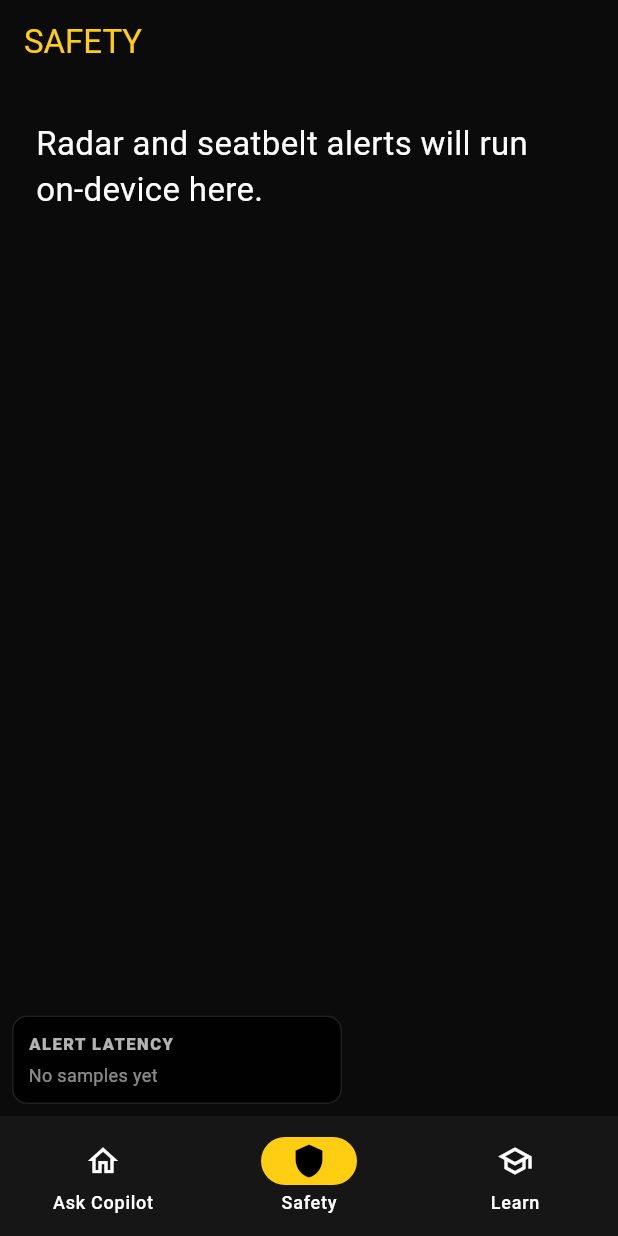
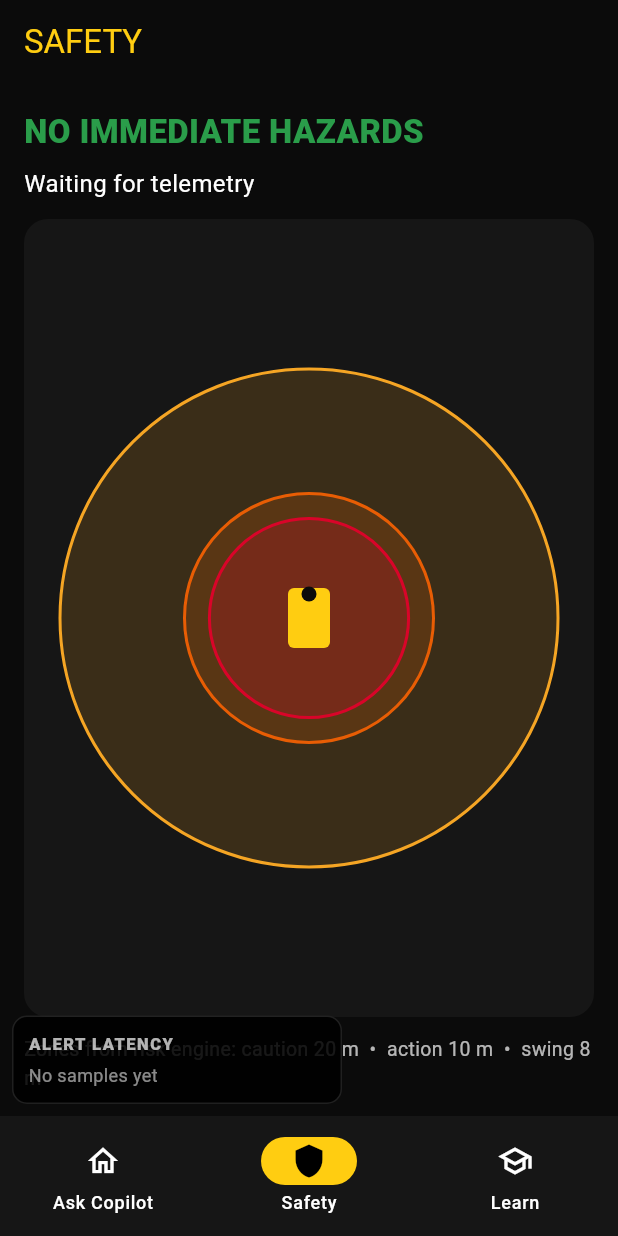
Before and after one commit to Quasar-025/caterpillar, a Flutter app: the screen it shows after launch, item 2 of the bottom bar chosen, on a phone screen of 412 x 824 dp. Run offline on Flutter 3.47's test engine with Material 3 defaults, Android fonts, the phone set to English and light mode, and no system bars; our stand-ins replace drift, flutter_riverpod, go_router; accounts and stored records are empty; generated files the repository leaves out were written again.

Commit message:
draw safety radar from risk state and telemetry
Paint caution, action, and swing rings from the risk engine zones and place the worker from telemetry only. The radar does not decide hazard levels.

```diff
--- /dev/null
+++ b/frontend/lib/features/radar/safety_radar.dart
@@ -0,0 +1,178 @@
+import 'dart:math' as math;
+
+import 'package:flutter/material.dart';
+
+import '../../core/alert_level.dart';
+import '../../core/theme.dart';
+import '../../safety/risk_state.dart';
+import '../../telemetry/swing_direction.dart';
+import '../../telemetry/tick.dart';
+
+/// Converts machine-relative polar coordinates to canvas pixels.
+///
+/// Bearing 0° is machine-forward (up on screen). Angles increase clockwise.
+Offset radarPolarToOffset({
+  required Offset center,
+  required double meters,
+  required double bearingDeg,
+  required double metersToPixels,
+}) {
+  final radians = bearingDeg * math.pi / 180;
+  return Offset(
+    center.dx + math.sin(radians) * meters * metersToPixels,
+    center.dy - math.cos(radians) * meters * metersToPixels,
+  );
+}
+
+double radarMetersToPixels(Size size, RiskZones zones) {
+  final maxMeters = math.max(zones.attentionRadiusM, 1);
+  final radius = math.min(size.width, size.height) / 2 - 24;
+  return radius / maxMeters;
+}
+
+/// Read-only 360° view of [RiskState] plus the latest telemetry tick.
+///
+/// Zone radii, colours and the operator action come from the risk engine.
+/// This widget never decides whether a situation is dangerous.
+class SafetyRadar extends StatelessWidget {
+  const SafetyRadar({super.key, required this.risk, required this.tick});
+
+  final RiskState risk;
+  final TelemetryTick? tick;
+
+  @override
+  Widget build(BuildContext context) {
+    return CustomPaint(
+      painter: SafetyRadarPainter(risk: risk, tick: tick),
+      child: const SizedBox.expand(),
+    );
+  }
+}
+
+class SafetyRadarPainter extends CustomPainter {
+  SafetyRadarPainter({required this.risk, required this.tick});
+
+  final RiskState risk;
+  final TelemetryTick? tick;
+
+  @override
+  void paint(Canvas canvas, Size size) {
+    final center = Offset(size.width / 2, size.height / 2);
+    final scale = radarMetersToPixels(size, risk.zones);
+
+    _drawZone(
+      canvas,
+      center,
+      risk.zones.attentionRadiusM * scale,
+      CatTheme.attention.withValues(alpha: 0.16),
+      CatTheme.attention,
+    );
+    _drawZone(
+      canvas,
+      center,
+      risk.zones.actionRadiusM * scale,
+      CatTheme.action.withValues(alpha: 0.18),
+      CatTheme.action,
+    );
+    _drawZone(
+      canvas,
+      center,
+      risk.zones.swingRadiusM * scale,
+      CatTheme.critical.withValues(alpha: 0.22),
+      CatTheme.critical,
+    );
+
+    _drawSwingArc(canvas, center, scale);
+    _drawMachine(canvas, center);
+    _drawWorker(canvas, center, scale);
+  }
+
+  void _drawZone(
+    Canvas canvas,
+    Offset center,
+    double radius,
+    Color fill,
+    Color stroke,
+  ) {
+    canvas.drawCircle(center, radius, Paint()..color = fill);
+    canvas.drawCircle(
+      center,
+      radius,
+      Paint()
+        ..color = stroke
+        ..style = PaintingStyle.stroke
+        ..strokeWidth = 2,
+    );
+  }
+
+  void _drawSwingArc(Canvas canvas, Offset center, double scale) {
+    final current = tick;
+    if (current == null || current.swingDir == SwingDirection.center) return;
+
+    final sweep = current.swingDir == SwingDirection.right
+        ? math.pi / 2
+        : -math.pi / 2;
+    final start = (current.swingAngle - 90) * math.pi / 180;
+    final rect = Rect.fromCircle(
+      center: center,
+      radius: risk.zones.swingRadiusM * scale,
+    );
+    canvas.drawArc(
+      rect,
+      start,
+      sweep,
+      true,
+      Paint()..color = CatTheme.yellow.withValues(alpha: 0.28),
+    );
+  }
+
+  void _drawMachine(Canvas canvas, Offset center) {
+    final body = RRect.fromRectAndRadius(
+      Rect.fromCenter(center: center, width: 28, height: 40),
+      const Radius.circular(4),
+    );
+    canvas.drawRRect(body, Paint()..color = CatTheme.yellow);
+    canvas.drawCircle(
+      center.translate(0, -16),
+      5,
+      Paint()..color = CatTheme.black,
+    );
+  }
+
+  void _drawWorker(Canvas canvas, Offset center, double scale) {
+    final current = tick;
+    if (current == null) return;
+    if (current.nearestPersonM > risk.zones.attentionRadiusM) return;
+
+    final point = radarPolarToOffset(
+      center: center,
+      meters: current.nearestPersonM,
+      bearingDeg: current.personBearingDeg,
+      metersToPixels: scale,
+    );
+    final color = risk.primaryHazard == HazardType.proximity
+        ? _colorFor(risk.level)
+        : Colors.white;
+    canvas.drawCircle(point, 7, Paint()..color = color);
+    canvas.drawCircle(
+      point,
+      7,
+      Paint()
+        ..color = Colors.white
+        ..style = PaintingStyle.stroke
+        ..strokeWidth = 2,
+    );
+  }
+
+  Color _colorFor(AlertLevel level) => switch (level) {
+    AlertLevel.info => Colors.white,
+    AlertLevel.attention => CatTheme.attention,
+    AlertLevel.action => CatTheme.action,
+    AlertLevel.critical => CatTheme.critical,
+  };
+
+  @override
+  bool shouldRepaint(covariant SafetyRadarPainter oldDelegate) {
+    return oldDelegate.risk != risk || oldDelegate.tick != tick;
+  }
+}
--- a/frontend/lib/features/safety/safety_screen.dart
+++ b/frontend/lib/features/safety/safety_screen.dart
@@ -1,17 +1,84 @@
 import 'package:flutter/material.dart';
+import 'package:flutter_riverpod/flutter_riverpod.dart';
 
-class SafetyScreen extends StatelessWidget {
+import '../../core/alert_level.dart';
+import '../../core/theme.dart';
+import '../../safety/risk_state.dart';
+import '../../safety/safety_providers.dart';
+import '../../telemetry/simulator_providers.dart';
+import '../radar/safety_radar.dart';
+
+class SafetyScreen extends ConsumerWidget {
   const SafetyScreen({super.key});
 
   @override
-  Widget build(BuildContext context) {
+  Widget build(BuildContext context, WidgetRef ref) {
+    final tick = ref.watch(telemetryTickProvider).valueOrNull;
+    final risk =
+        ref.watch(riskStateProvider).valueOrNull ??
+        RiskState(
+          level: AlertLevel.info,
+          action: 'Continue operation',
+          reasons: const [],
+          zones: const RiskZones(
+            attentionRadiusM: 20,
+            actionRadiusM: 10,
+            swingRadiusM: 8,
+          ),
+          tickCreatedAt: DateTime.fromMillisecondsSinceEpoch(0),
+          evaluatedAt: DateTime.fromMillisecondsSinceEpoch(0),
+        );
+
     return Scaffold(
       appBar: AppBar(title: const Text('SAFETY')),
-      body: const Padding(
-        padding: EdgeInsets.all(24),
-        child: Text(
-          'Radar and seatbelt alerts will run on-device here.',
-          style: TextStyle(fontSize: 22),
+      body: Padding(
+        padding: const EdgeInsets.all(16),
+        child: Column(
+          crossAxisAlignment: CrossAxisAlignment.stretch,
+          children: [
+            Text(
+              risk.primaryHazard == null
+                  ? 'NO IMMEDIATE HAZARDS'
+                  : '${risk.level.label} — ${risk.action}',
+              style: TextStyle(
+                fontSize: 22,
+                fontWeight: FontWeight.w800,
+                color: switch (risk.level) {
+                  AlertLevel.info => CatTheme.safe,
+                  AlertLevel.attention => CatTheme.attention,
+                  AlertLevel.action => CatTheme.action,
+                  AlertLevel.critical => CatTheme.critical,
+                },
+              ),
+            ),
+            const SizedBox(height: 8),
+            Text(
+              tick == null
+                  ? 'Waiting for telemetry'
+                  : 'Worker ${tick.nearestPersonM.toStringAsFixed(0)} m  •  swing ${tick.swingDir.label}',
+              style: const TextStyle(fontSize: 16),
+            ),
+            const SizedBox(height: 12),
+            Expanded(
+              child: DecoratedBox(
+                decoration: BoxDecoration(
+                  color: CatTheme.panel,
+                  borderRadius: BorderRadius.circular(16),
+                ),
+                child: ClipRRect(
+                  borderRadius: BorderRadius.circular(16),
+                  child: SafetyRadar(risk: risk, tick: tick),
+                ),
+              ),
+            ),
+            const SizedBox(height: 12),
+            Text(
+              'Zones from risk engine: caution ${risk.zones.attentionRadiusM.toStringAsFixed(0)} m  •  '
+              'action ${risk.zones.actionRadiusM.toStringAsFixed(0)} m  •  '
+              'swing ${risk.zones.swingRadiusM.toStringAsFixed(0)} m',
+              style: const TextStyle(fontSize: 13, color: Colors.white70),
+            ),
+          ],
         ),
       ),
     );
```
Also changed, not shown: 1 other file.
